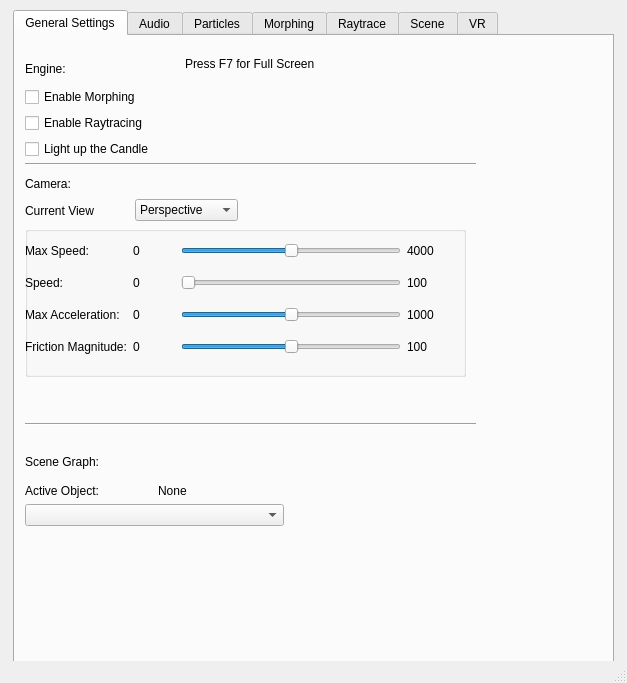
First picture: the form in src/Qt/mainwindow.ui, repository UMLComputerGraphics/GraphicsProject, before the edit.
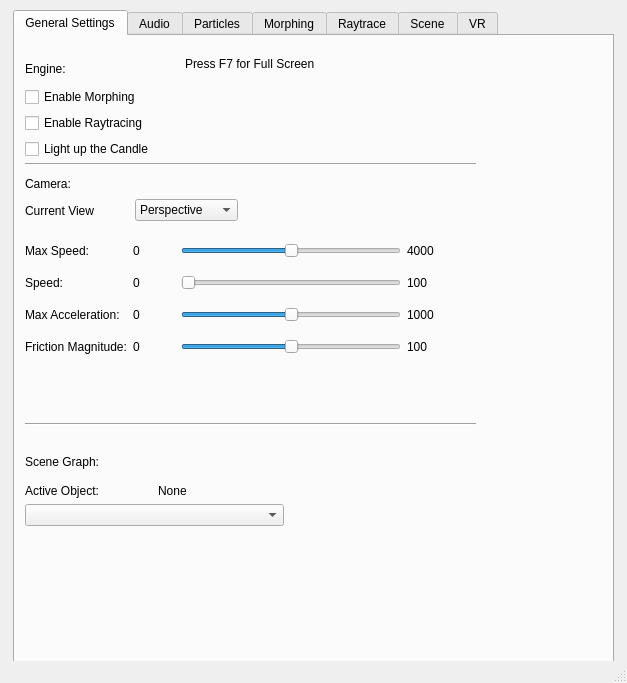
Second picture: the form after the edit.

Commit message: Bit more UI OCD

```diff
--- a/src/Qt/mainwindow.ui
+++ b/src/Qt/mainwindow.ui
@@ -197,23 +197,11 @@
        </item>
       </layout>
      </widget>
-     <widget class="QGroupBox" name="groupBox">
+     <widget class="QWidget" name="layoutWidget">
       <property name="geometry">
        <rect>
         <x>10</x>
-        <y>190</y>
-        <width>441</width>
-        <height>151</height>
-       </rect>
-      </property>
-      <property name="title">
-       <string/>
-      </property>
-      <widget class="QWidget" name="">
-       <property name="geometry">
-        <rect>
-         <x>0</x>
-         <y>10</y>
+        <y>200</y>
          <width>424</width>
          <height>126</height>
         </rect>
@@ -408,11 +396,6 @@
         </item>
        </layout>
       </widget>
-     </widget>
-     <zorder>layoutWidget</zorder>
-     <zorder>layoutWidget</zorder>
-     <zorder>layoutWidget</zorder>
-     <zorder>layoutWidget</zorder>
      <zorder>layoutWidget</zorder>
      <zorder>cameraLabel</zorder>
      <zorder>line</zorder>
```
Left out of the diff: 2 changed lines with no effect on the pictures. Lines whose indentation alone changed are shown as unchanged.
